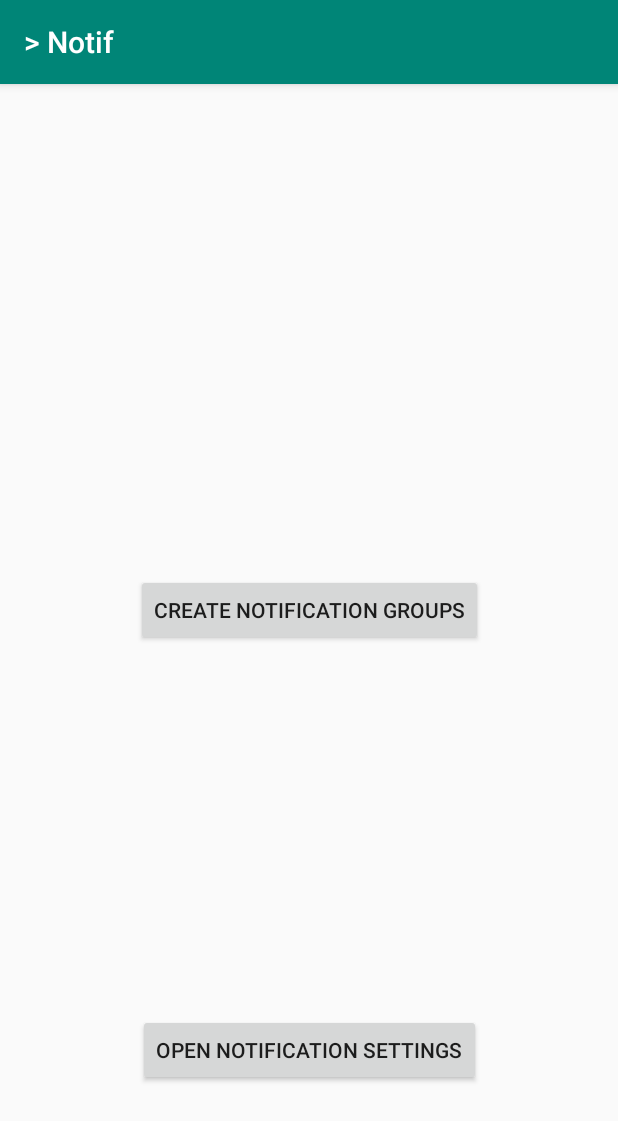
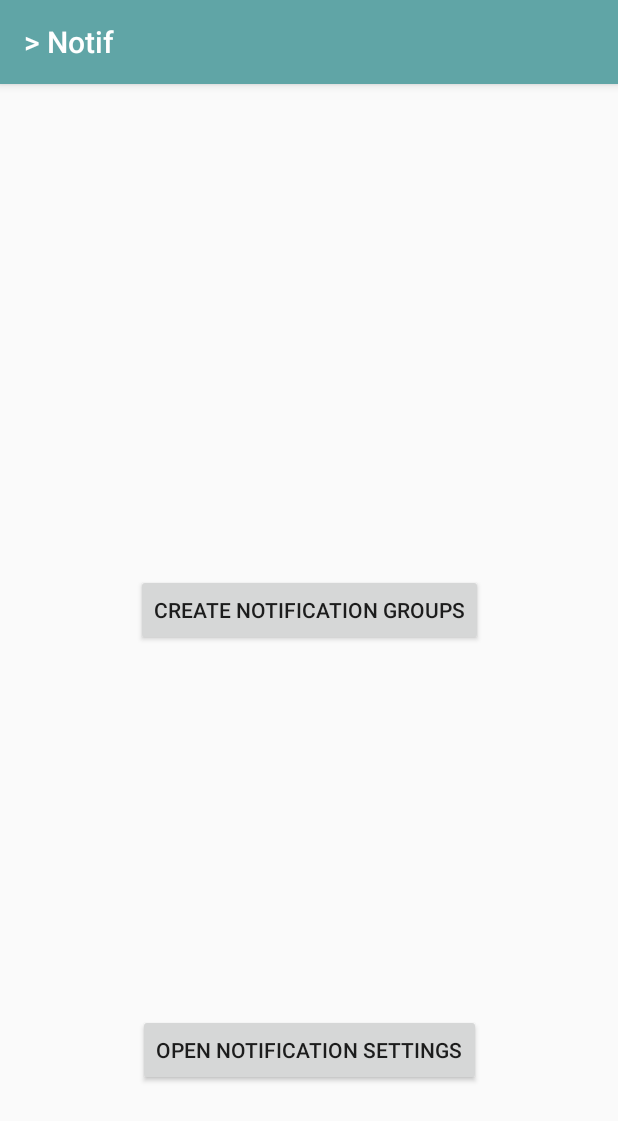
Before and after one commit to ghostwan/android_samples, an Android app: the screen it shows after launch (MainActivity), on a phone screen of 412 x 824 dp. Shown: the top 1121 px of the screen. Run offline under Robolectric (Android 15) with nearby library versions, the phone set to English and light mode, and no system bars.

Commit message:
Update primary colors

```diff
--- a/SampleListSwipe/app/src/main/res/mipmap-anydpi-v26/ic_launcher.xml
+++ b/SampleListSwipe/app/src/main/res/mipmap-anydpi-v26/ic_launcher.xml
@@ -1,5 +1,5 @@
 <?xml version="1.0" encoding="utf-8"?>
 <adaptive-icon xmlns:android="http://schemas.android.com/apk/res/android">
-    <background android:drawable="@color/ic_launcher_background"/>
+    <background android:drawable="@color/colorPrimary"/>
     <foreground android:drawable="@drawable/ic_launcher_foreground"/>
 </adaptive-icon>
--- a/SampleListSwipe/app/src/main/res/mipmap-anydpi-v26/ic_launcher_round.xml
+++ b/SampleListSwipe/app/src/main/res/mipmap-anydpi-v26/ic_launcher_round.xml
@@ -1,5 +1,5 @@
 <?xml version="1.0" encoding="utf-8"?>
 <adaptive-icon xmlns:android="http://schemas.android.com/apk/res/android">
-    <background android:drawable="@color/ic_launcher_background"/>
+    <background android:drawable="@color/colorPrimary"/>
     <foreground android:drawable="@drawable/ic_launcher_foreground"/>
 </adaptive-icon>
--- a/SampleListSwipe/app/src/main/res/values/colors.xml
+++ b/SampleListSwipe/app/src/main/res/values/colors.xml
@@ -1,6 +1,6 @@
 <?xml version="1.0" encoding="utf-8"?>
 <resources>
-    <color name="colorPrimary">#008577</color>
-    <color name="colorPrimaryDark">#00574B</color>
+    <color name="colorPrimary">#6E80A6</color>
+    <color name="colorPrimaryDark">#4A5570</color>
     <color name="colorAccent">#D81B60</color>
 </resources>
--- a/SampleListSwipe/app/src/main/res/values/ic_launcher_background.xml
+++ /dev/null
@@ -1,4 +0,0 @@
-<?xml version="1.0" encoding="utf-8"?>
-<resources>
-    <color name="ic_launcher_background">#6E80A6</color>
-</resources>
--- a/SampleNotificationChannels/app/src/main/res/mipmap-anydpi-v26/ic_launcher.xml
+++ b/SampleNotificationChannels/app/src/main/res/mipmap-anydpi-v26/ic_launcher.xml
@@ -1,5 +1,5 @@
 <?xml version="1.0" encoding="utf-8"?>
 <adaptive-icon xmlns:android="http://schemas.android.com/apk/res/android">
-    <background android:drawable="@color/ic_launcher_background"/>
+    <background android:drawable="@color/colorPrimary"/>
     <foreground android:drawable="@drawable/ic_launcher_foreground"/>
 </adaptive-icon>
--- a/SampleNotificationChannels/app/src/main/res/mipmap-anydpi-v26/ic_launcher_round.xml
+++ b/SampleNotificationChannels/app/src/main/res/mipmap-anydpi-v26/ic_launcher_round.xml
@@ -1,5 +1,5 @@
 <?xml version="1.0" encoding="utf-8"?>
 <adaptive-icon xmlns:android="http://schemas.android.com/apk/res/android">
-    <background android:drawable="@color/ic_launcher_background"/>
+    <background android:drawable="@color/colorPrimary"/>
     <foreground android:drawable="@drawable/ic_launcher_foreground"/>
 </adaptive-icon>
--- a/SampleNotificationChannels/app/src/main/res/values/colors.xml
+++ b/SampleNotificationChannels/app/src/main/res/values/colors.xml
@@ -1,6 +1,6 @@
 <?xml version="1.0" encoding="utf-8"?>
 <resources>
-    <color name="colorPrimary">#008577</color>
-    <color name="colorPrimaryDark">#00574B</color>
+    <color name="colorPrimary">#FF60A5A6</color>
+    <color name="colorPrimaryDark">#3C6969</color>
     <color name="colorAccent">#D81B60</color>
 </resources>
--- a/SampleNotificationChannels/app/src/main/res/values/ic_launcher_background.xml
+++ /dev/null
@@ -1,4 +0,0 @@
-<?xml version="1.0" encoding="utf-8"?>
-<resources>
-    <color name="ic_launcher_background">#60A5A6</color>
-</resources>
```
